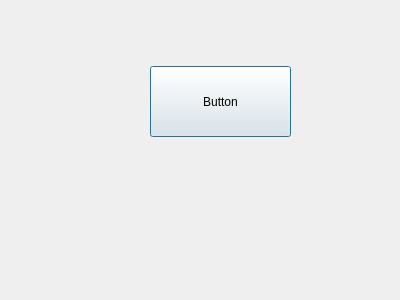
Old version of the form MainUI.ui in the repository Kawasakis/Kikaku.
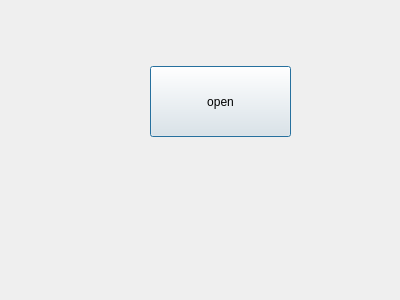
New version of the form.

Commit message: make Dialog

Patch:
```diff
--- a/MainUI.ui
+++ b/MainUI.ui
@@ -23,7 +23,7 @@
     </rect>
    </property>
    <property name="text">
-    <string>Button</string>
+    <string>open</string>
    </property>
   </widget>
  </widget>
```
Left out of the diff: 2 changed lines with no effect on the pictures.
